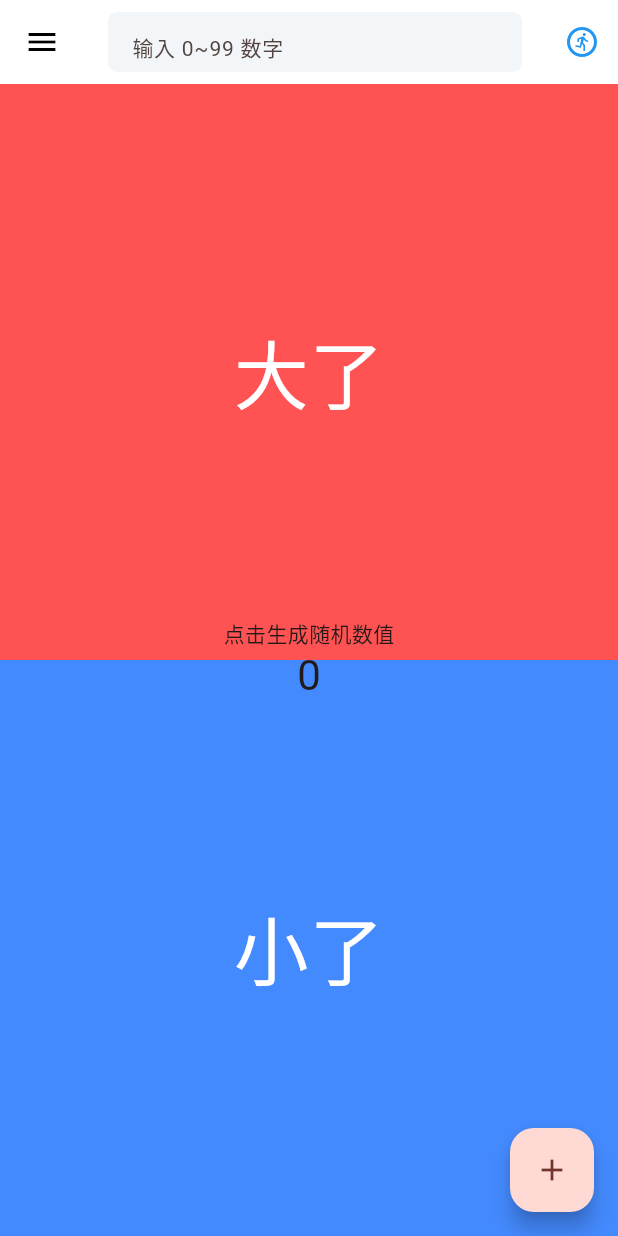
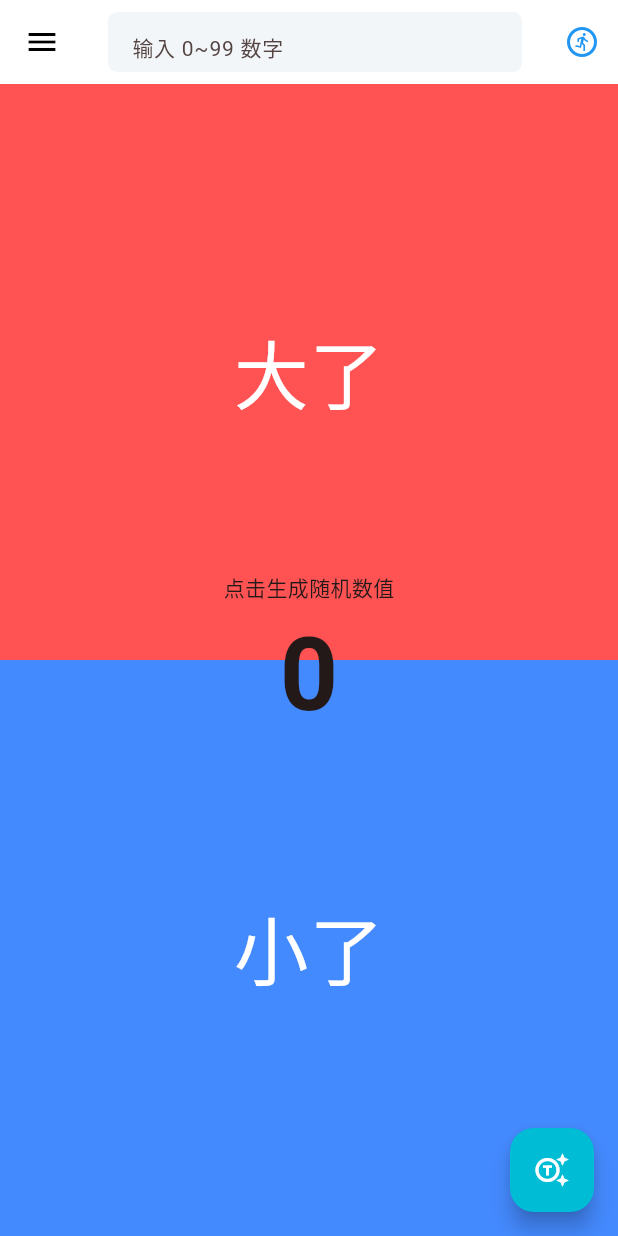
Before and after one commit to daiyongtao/flutter_novice_village, a Flutter app: the screen it shows after launch, after a tap on the "run circle" icon, on a phone screen of 412 x 824 dp. Run offline on Flutter 3.47's test engine with Material 3 defaults, Android fonts, the phone set to English and light mode, and no system bars.

Commit message:
【Feature】新手村 - 猜数字，状态数据与界面更新

```diff
--- a/lib/guess/guess_app_bar.dart
+++ b/lib/guess/guess_app_bar.dart
@@ -2,7 +2,13 @@ import 'package:flutter/material.dart';
 import 'package:flutter/services.dart';
 
 class GuessAppBar extends StatelessWidget implements PreferredSizeWidget {
-  const GuessAppBar({super.key});
+  final VoidCallback onCheck;
+  final TextEditingController textEditingController;
+  const GuessAppBar({
+    super.key,
+    required this.onCheck,
+    required this.textEditingController
+  });
 
   @override
   Widget build(BuildContext context) {
@@ -31,12 +37,13 @@ class GuessAppBar extends StatelessWidget implements PreferredSizeWidget {
               fontSize: 14,
             ),
           ),
+          controller: textEditingController,
         ),
       ),
       actions: [ // 右侧列表
         IconButton(
             splashRadius: 20,
-            onPressed: (){},
+            onPressed: onCheck,
             icon: Icon(Icons.run_circle_outlined, color: Colors.blue)
         )
       ],
--- a/lib/guess/guess_page.dart
+++ b/lib/guess/guess_page.dart
@@ -17,19 +17,27 @@ class GuessPage extends StatefulWidget {
 }
 
 class _GuessPageState extends State<GuessPage> {
+  // 随机数数值
   int _value = 0;
+  // 是否在游戏过程中 (当 _guessing 为 false 时，支持点击，按钮呈蓝色；为 true 时，禁止点击，按钮呈灰色：)
   bool _guessing = false;
 
   void _generateRandomValue() {
     setState(() {
       _value = _random.nextInt(100); //  0~99 之间的随机整数
+      _guessing = true; // 点击按钮时，表示游戏开始
     });
+  }
+
+  TextEditingController _guessCtrl = TextEditingController();
+  void _oncheck() {
+    print("哈哈 =====目标数值:$_value======");
   }
 
   @override
   Widget build(BuildContext context) {
     return Scaffold(
-      appBar: GuessAppBar(),
+      appBar: GuessAppBar(onCheck: _oncheck, textEditingController: _guessCtrl),
       body: Stack(
         children: [
           Column(
@@ -42,10 +50,10 @@ class _GuessPageState extends State<GuessPage> {
             child: Column(
               mainAxisAlignment: MainAxisAlignment.center,
               children: <Widget>[
-                const Text('点击生成随机数值',),
+                if (!_guessing) const Text('点击生成随机数值'),
                 Text(
-                  '$_value',
-                  style: Theme.of(context).textTheme.headlineMedium,
+                  _guessing ? "**" : '$_value',
+                  style: const TextStyle(fontSize: 68, fontWeight: FontWeight.bold),
                 ),
               ],
             ),
@@ -53,10 +61,20 @@ class _GuessPageState extends State<GuessPage> {
         ],
       ),
       floatingActionButton: FloatingActionButton(
-        onPressed: _generateRandomValue,
+        onPressed: _guessing ? null : _generateRandomValue,
+        backgroundColor: _guessing ? Colors.grey : Colors.cyan,
         tooltip: 'Increment',
-        child: const Icon(Icons.add),
+        child: const Icon(
+          Icons.generating_tokens_outlined,
+          color: Colors.white,
+        ),
       ), // This trailing comma makes auto-formatting nicer for build methods.
     );
   }
+
+  @override
+  void dispose() {
+    _guessCtrl.dispose();
+    super.dispose();
+  }
 }
```
